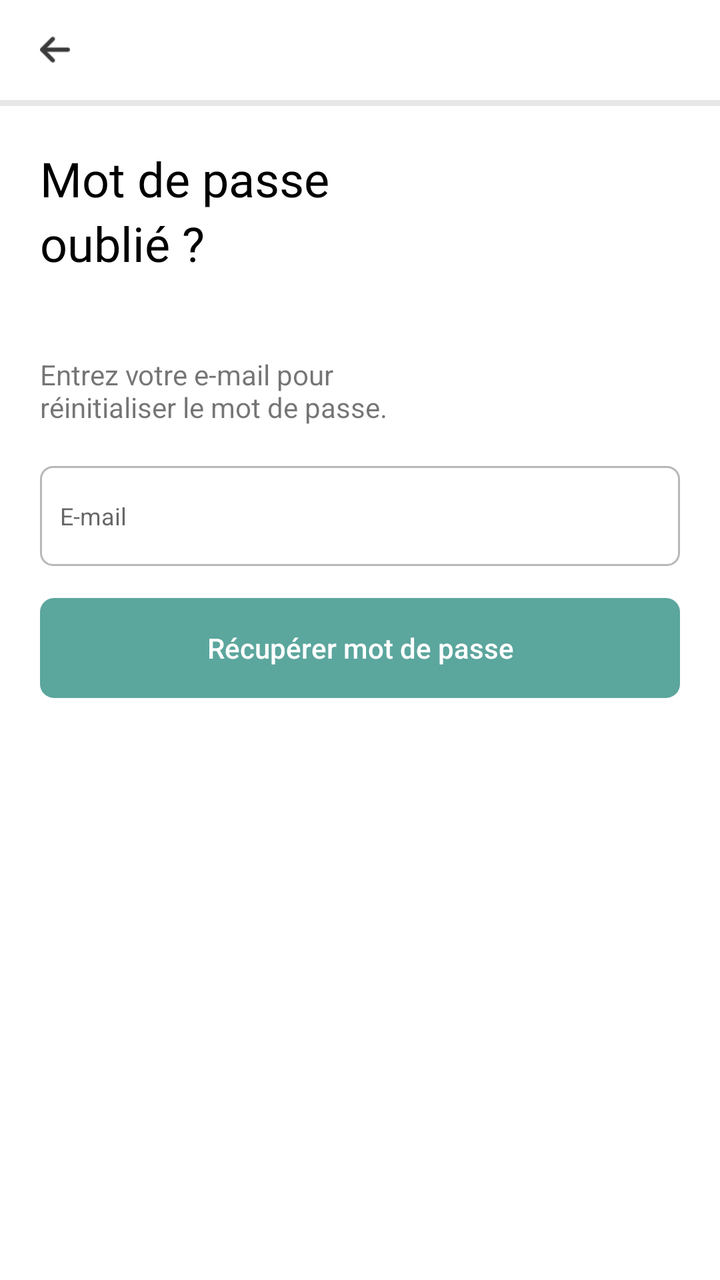
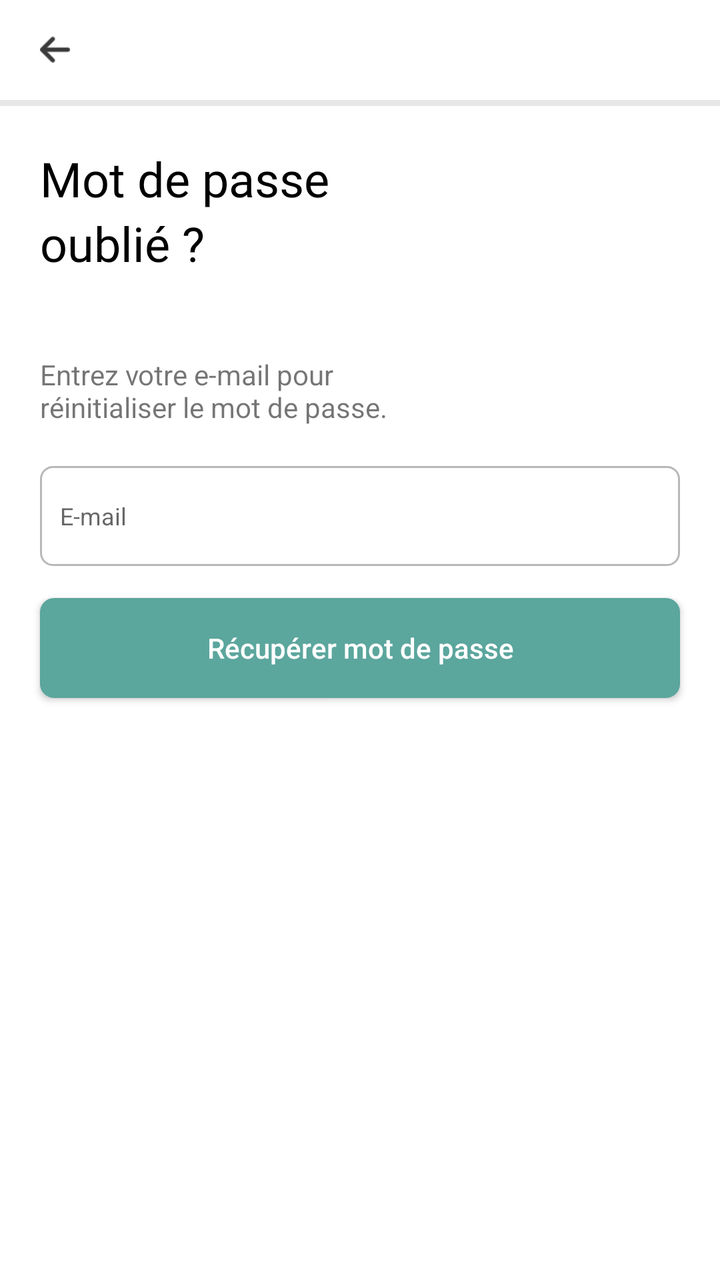

An Android layout rendered at two revisions. The XML below is the earlier revision; the diff shows what the commit changed to produce the second picture.
<!-- AndroidManifest.xml: application theme AppTheme -->
<!-- res/layout/layout_ezeety_forgot_password.xml -->
<?xml version="1.0" encoding="utf-8"?>
<android.support.constraint.ConstraintLayout
    xmlns:android="http://schemas.android.com/apk/res/android"
    xmlns:tools="http://schemas.android.com/tools"
    android:layout_width="match_parent"
    android:layout_height="match_parent"
    android:background="@color/colorPrimary">
    <LinearLayout
        android:layout_width="match_parent"
        android:layout_height="wrap_content"
        android:gravity="top"
        android:orientation="vertical"
        tools:ignore="MissingConstraints">

    <LinearLayout
        android:layout_width="match_parent"
        android:layout_height="50dp"
        android:orientation="horizontal">

        <ImageView
            android:id="@+id/imagebuttonbackChangePsswrd"
            android:layout_width="15dp"
            android:layout_height="15dp"
            android:layout_gravity="center"
            android:layout_marginLeft="20dp"
            android:layout_marginTop="10dp"
            android:layout_marginBottom="10dp"
            android:src="@drawable/arrow" />

    </LinearLayout>

    <LinearLayout
        android:layout_width="match_parent"
        android:layout_height="3dp"
        android:background="@drawable/grayscale_background">

    </LinearLayout>
        <TextView
            android:layout_width="wrap_content"
            android:layout_height="wrap_content"
            android:text="Mot de passe"
            android:textSize="24dp"
            android:textColor="#000000"
            android:fontFamily="@font/roboto_regular"
            android:layout_marginLeft="20dp"
            android:layout_marginTop="20dp"
            />
        <TextView
            android:layout_width="wrap_content"
            android:layout_height="wrap_content"
            android:text="oublié ?"
            android:textSize="24dp"
            android:textColor="#000000"
            android:fontFamily="@font/roboto_regular"
            android:layout_marginLeft="20dp"
            android:layout_marginBottom="40dp"
            />
        <TextView
            android:layout_width="match_parent"
            android:layout_height="wrap_content"
            android:text="Entrez votre e-mail pour réinitialiser le mot de passe."
            android:layout_marginRight="140dp"
            android:layout_marginLeft="20dp"
            android:layout_marginBottom="20dp"/>
        <EditText
            android:id="@+id/editTextEmailVerify"
            style="@style/Widget.AppCompat.EditText"
            android:layout_width="match_parent"
            android:layout_height="50dp"
            android:layout_marginLeft="20dp"
            android:layout_marginRight="20dp"
            android:layout_marginBottom="16dp"
            android:background="@drawable/ezeety_edittext_style"
            android:ems="10"
            android:freezesText="true"
            android:hint="E-mail"
            android:inputType="textEmailAddress"
            android:paddingStart="10dp"
            android:paddingEnd="10dp"
            android:textSize="12dp"/>
        <Button
            android:id="@+id/buttonRecuperePasswrd"
            android:layout_width="match_parent"
            android:layout_height="50dp"
            android:layout_marginLeft="20dp"
            android:layout_marginRight="20dp"
            android:layout_marginBottom="16dp"
            android:background="@drawable/button_style_primary"
            android:text="Récupérer mot de passe"
            android:textAllCaps="false"
            android:enabled="false"
            android:textColor="@color/colorPrimary"
            android:textSize="14sp"
            />
    </LinearLayout>
</android.support.constraint.ConstraintLayout>
<!-- resources referenced by this layout -->
<resources>
  <color name="colorPrimary">#FFFFFF</color>
  <!-- drawable arrow: png bitmap (drawable, 644 bytes) -->
  <!-- drawable button_style_primary (drawable) -->
  <?xml version ="1.0" encoding ="utf-8"?>
  <shape xmlns:android="http://schemas.android.com/apk/res/android"
  
  android:shape="rectangle"
  
  android:thickness="0dp">
  <stroke android:width="2dp"
  
      android:color="#5BA69D" />
  <solid
      android:color="#5BA69D"/>
  <corners android:radius="6dp" />
  
  </shape>
  <!-- drawable ezeety_edittext_style (drawable) -->
  <?xml version ="1.0" encoding ="utf-8"?>
  <shape xmlns:android="http://schemas.android.com/apk/res/android"
  
      android:thickness="0dp"
  
      android:shape="rectangle">
      <stroke android:width="1dp"
  
          android:color="#B8B8B8"/>
      <corners android:radius="6dp" />
      <gradient
  
          android:startColor="#00F3F3F3"
  
          android:endColor="#00F3F3F3"
  
          android:type="linear"
  
          android:angle="270"/>
  </shape>
  <!-- drawable grayscale_background (drawable) -->
  <?xml version ="1.0" encoding ="utf-8"?>
  <shape xmlns:android="http://schemas.android.com/apk/res/android"
  
      android:shape="rectangle"
  
      android:thickness="0dp">
      <solid
          android:color="#E7E7E7"/>
  
  </shape>
  <style name="AppTheme" parent="Theme.AppCompat.Light.NoActionBar">
          
          <item name="colorPrimary">@color/colorPrimary</item>
          <item name="colorPrimaryDark">@color/colorPrimaryDark</item>
          <item name="colorAccent">@color/colorAccent</item>
      </style>
  <color name="colorPrimaryDark">#FFFFFF</color>
  <color name="colorAccent">#5BA69D</color>
</resources>

<!-- the commit's change to res/layout/layout_ezeety_forgot_password.xml (unified diff, before → after) -->
@@ -1,6 +1,7 @@
 <?xml version="1.0" encoding="utf-8"?>
 <android.support.constraint.ConstraintLayout
     xmlns:android="http://schemas.android.com/apk/res/android"
+    xmlns:app="http://schemas.android.com/apk/res-auto"
     xmlns:tools="http://schemas.android.com/tools"
     android:layout_width="match_parent"
     android:layout_height="match_parent"
@@ -25,7 +26,7 @@
             android:layout_marginLeft="20dp"
             android:layout_marginTop="10dp"
             android:layout_marginBottom="10dp"
-            android:src="@drawable/arrow" />
+            app:srcCompat="@drawable/arrow" />
 
     </LinearLayout>
 
@@ -88,7 +89,6 @@
             android:background="@drawable/button_style_primary"
             android:text="Récupérer mot de passe"
             android:textAllCaps="false"
-            android:enabled="false"
             android:textColor="@color/colorPrimary"
             android:textSize="14sp"
             />
